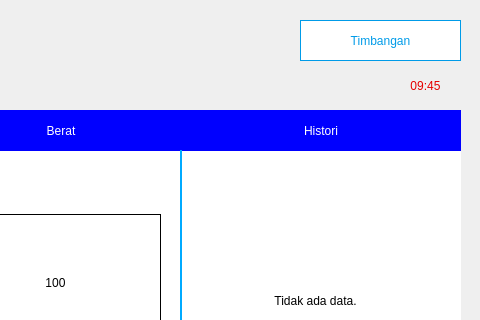
Old version of the form mainwindow.ui in the repository mfalfafa/HMI-Timbangan-Qt5; both pictures show x 320 to 800 and y 0 to 320 of the 800 by 480 pixel window.
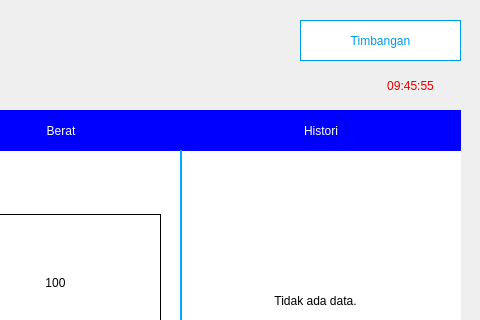
New version of the form.

The edit to the form file:
```diff
--- a/mainwindow.ui
+++ b/mainwindow.ui
@@ -55,9 +55,9 @@
    <widget class="QLabel" name="label_3">
     <property name="geometry">
      <rect>
-      <x>710</x>
+      <x>680</x>
       <y>70</y>
-      <width>71</width>
+      <width>101</width>
       <height>31</height>
      </rect>
     </property>
@@ -66,7 +66,7 @@
 font: 87 14pt &quot;Arial Black&quot;;</string>
     </property>
     <property name="text">
-     <string>09:45</string>
+     <string>09:45:55</string>
     </property>
     <property name="alignment">
      <set>Qt::AlignCenter</set>
```
Left out of the diff: 22 changed lines with no effect on the pictures.
